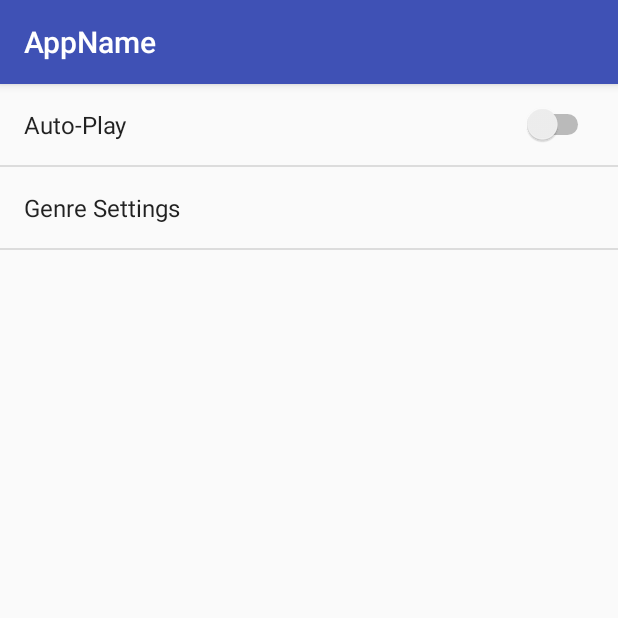
After one commit to Theharm0n95/AppName, an Android app: the fragment SettingsFragment shown on its own in the app's theme, on a phone screen of 412 x 824 dp, the top half of it. The commit adds this screen. Run offline under Robolectric (Android 15) with nearby library versions, the phone set to English and light mode, and no system bars.

Commit message:
Settings Kinda added
some activities reflected to represent settings

```diff
--- a/app/src/main/AndroidManifest.xml
+++ b/app/src/main/AndroidManifest.xml
@@ -42,6 +42,8 @@
         <activity
             android:name=".NowPlayingActivity"
             android:parentActivityName=".MainMenuActivity" />
+
     </application>
 
+
 </manifest>
--- a/app/src/main/java/harmon/osu/appname/MainMenuActivity.java
+++ b/app/src/main/java/harmon/osu/appname/MainMenuActivity.java
@@ -4,6 +4,8 @@ import android.content.Intent;
 import android.net.Uri;
 import android.os.Bundle;
 import android.os.Environment;
+import android.preference.PreferenceFragment;
+import android.preference.PreferenceManager;
 import android.provider.CalendarContract;
 import android.provider.MediaStore;
 import android.util.Log;
@@ -36,6 +38,7 @@ public class MainMenuActivity extends AppCompatActivity {
     protected void onCreate(Bundle savedInstanceState) {
         super.onCreate(savedInstanceState);
         setContentView(R.layout.main_menu);
+        PreferenceManager.setDefaultValues(this, R.xml.preferences, false);
 
         mSettingsButton = (Button) findViewById(R.id.settings_menu_button);
         mTakePictureButton = (Button) findViewById(R.id.take_picture_menu_button);
--- /dev/null
+++ b/app/src/main/java/harmon/osu/appname/SettingsFragment.java
@@ -0,0 +1,17 @@
+package harmon.osu.appname;
+
+import android.os.Bundle;
+import android.preference.PreferenceFragment;
+
+/**
+ * Created by Jak on 4/8/18.
+ */
+
+public class SettingsFragment extends PreferenceFragment {
+    @Override
+    public void onCreate(Bundle savedInstanceState){
+        super.onCreate(savedInstanceState);
+
+        addPreferencesFromResource(R.xml.preferences);
+    }
+}
--- /dev/null
+++ b/app/src/main/res/values/arrays.xml
@@ -0,0 +1,29 @@
+<?xml version="1.0" encoding="utf-8"?>
+<resources>
+    <string-array name="color_options">
+        <item>Red</item>
+        <item>Orange</item>
+        <item>Yellow</item>
+        <item>Green</item>
+        <item>Blue</item></string-array>
+
+    <integer-array name="color_values">
+        <item>@color/red</item>
+        <item>@color/orange</item>
+        <item>@color/orange</item>
+        <item>@color/green</item>
+        <item>@color/blue</item>
+    </integer-array>
+
+    <string-array name="genre_options">
+        <item>Electonica</item>
+        <item>Rock</item>
+        <item>Acoustic</item>
+    </string-array>
+
+    <integer-array name="genre_values">
+        <item>0</item>
+        <item>1</item>
+        <item>2</item>
+    </integer-array>
+</resources>
--- /dev/null
+++ b/app/src/main/res/xml/preferences.xml
@@ -0,0 +1,43 @@
+<?xml version="1.0" encoding="utf-8"?>
+<PreferenceScreen xmlns:android="http://schemas.android.com/apk/res/android">
+
+    <SwitchPreference
+        android:defaultValue="false"
+        android:key="auto_play_preference"
+        android:title="Auto-Play" />
+    <PreferenceScreen
+        android:key="genre_settings"
+        android:title="Genre Settings">
+        <ListPreference
+            android:defaultValue="0"
+            android:entries="@array/genre_options"
+            android:entryValues="@array/genre_values"
+            android:key="genre_red_setting"
+            android:title="Red Genre"/>
+        <ListPreference
+            android:defaultValue="0"
+            android:entries="@array/genre_options"
+            android:entryValues="@array/genre_values"
+            android:key="genre_orange_setting"
+            android:title="Orange Genre"/>
+        <ListPreference
+            android:defaultValue="0"
+            android:entries="@array/genre_options"
+            android:entryValues="@array/genre_values"
+            android:key="genre_yellow_setting"
+            android:title="Yellow Genre"/>
+        <ListPreference
+            android:defaultValue="0"
+            android:entries="@array/genre_options"
+            android:entryValues="@array/genre_values"
+            android:key="genre_green_setting"
+            android:title="Green Genre"/>
+        <ListPreference
+            android:defaultValue="0"
+            android:entries="@array/genre_options"
+            android:entryValues="@array/genre_values"
+            android:key="genre_red_setting"
+            android:title="Blue Genre"/>
+    </PreferenceScreen>
+
+</PreferenceScreen>
```
Also changed, not shown: app/src/main/java/harmon/osu/appname/AudioPlayer.java (+38 -5 lines), app/src/main/java/harmon/osu/appname/NowPlayingActivity.java (+31 -19 lines), app/src/main/java/harmon/osu/appname/SettingsMenuActivity.java (+6 -3 lines), app/src/main/java/harmon/osu/appname/TakePictureActivity.java (+6 -1 lines), app/src/main/res/layout/settings_menu.xml (deleted, +0 -31 lines).
